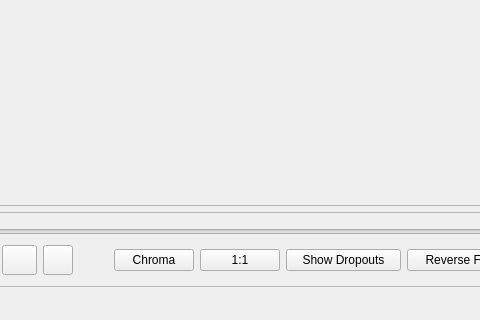
First picture: the form in tools/ld-analyse/mainwindow.ui, repository happycube/ld-decode, before the edit; both pictures show x 416 to 896 and y 401 to 721 of the 991 by 721 pixel window.
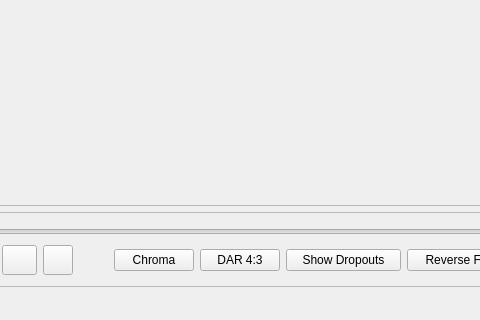
Second picture: the form after the edit. Icons and pictures are not drawn.

```diff
--- a/tools/ld-analyse/mainwindow.ui
+++ b/tools/ld-analyse/mainwindow.ui
@@ -383,7 +383,7 @@
            <item>
             <widget class="QPushButton" name="aspectPushButton">
              <property name="text">
-              <string>1:1</string>
+              <string>DAR 4:3</string>
              </property>
             </widget>
            </item>
```
